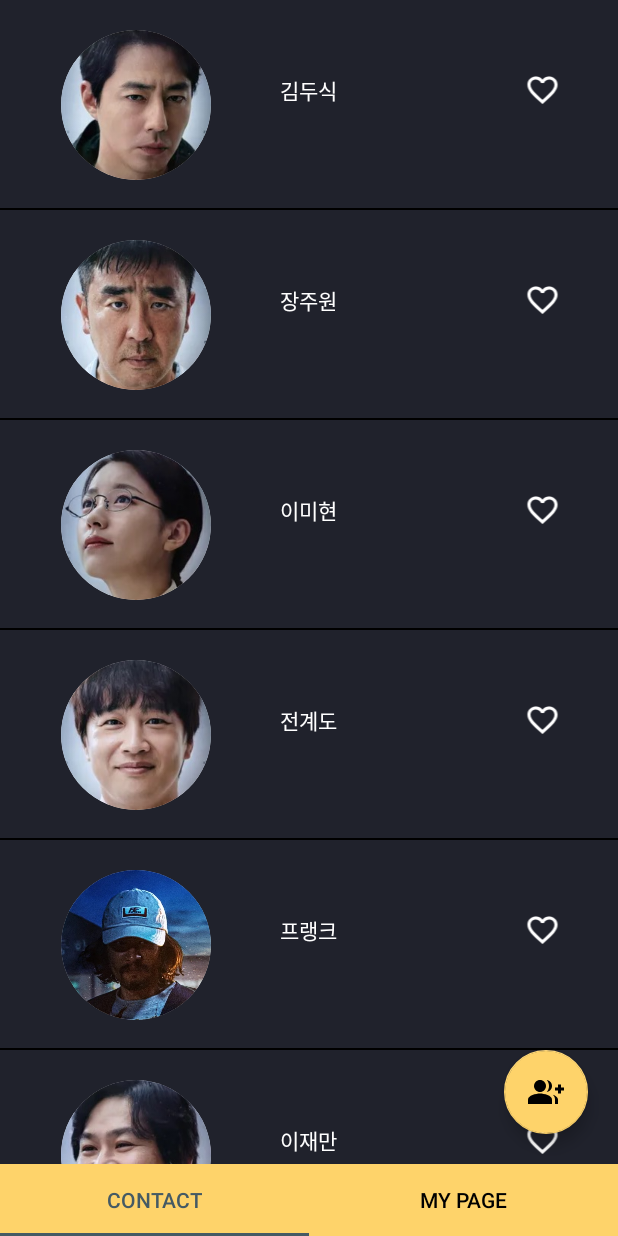
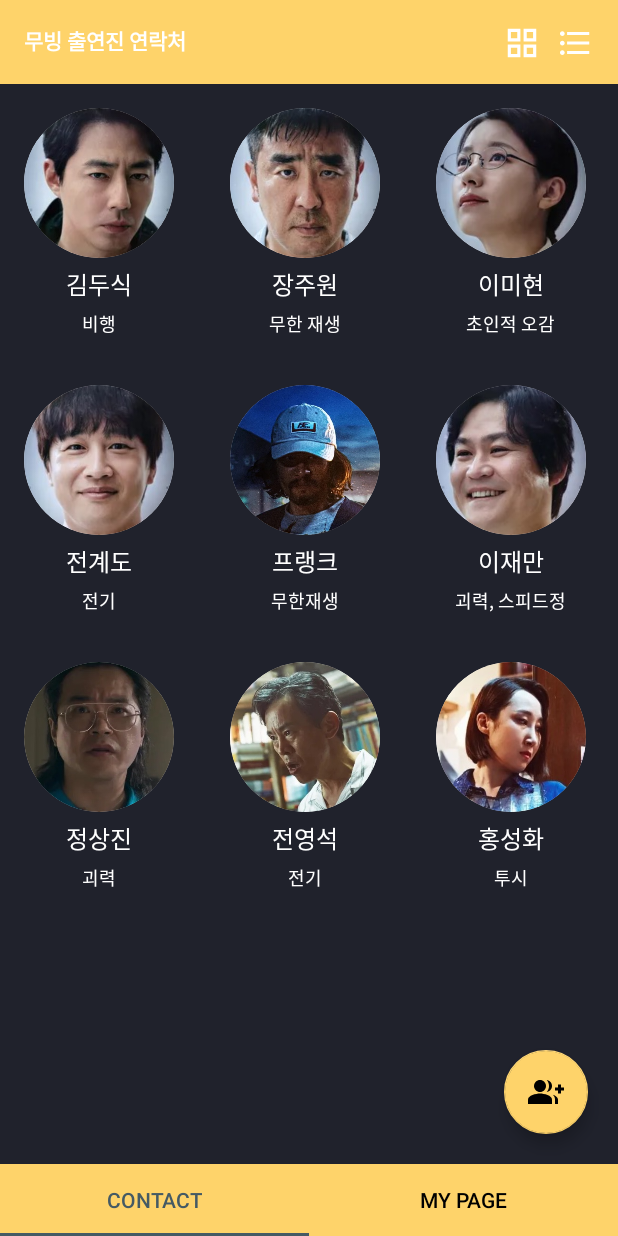
Before and after one commit to Team18Contact/ContactApp, an Android app: the ContactListFragment screen opened directly, with no data from a screen before it, after a tap on "FabBtn to add contact", on a phone screen of 412 x 824 dp. Run offline under Robolectric (Android 15) with nearby library versions, the phone set to English and light mode, and no system bars; 2 other taps on this screen came first.

Commit message:
[FEATURE] GridView / ListView Type 변경 기능 구현

```diff
--- /dev/null
+++ b/app/src/main/java/com/example/contactapp/contact/ContactGridViewAdapter.kt
@@ -0,0 +1,51 @@
+package com.example.contactapp.contact
+
+import android.view.LayoutInflater
+import android.view.View
+import android.view.ViewGroup
+import android.widget.AdapterView
+import android.widget.AdapterView.OnItemClickListener
+import android.widget.BaseAdapter
+import com.example.contactapp.databinding.ContactGridviewItemBinding
+
+class ContactGridViewAdapter(private val contactList: MutableList<ContactModel>): BaseAdapter() {
+    private lateinit var binding: ContactGridviewItemBinding
+
+    interface OnItemClickListener {
+        fun onItemClick(contact: ContactModel)
+    }
+
+    var onItemClickListener: OnItemClickListener? = null
+
+    override fun getCount(): Int = contactList.size
+
+    override fun getItem(position: Int): ContactModel  = contactList[position]
+
+    override fun getItemId(position: Int): Long = position.toLong()
+
+    override fun getView(position: Int, convertView: View?, parent: ViewGroup?): View {
+        val holder: ViewHolder
+        if (convertView == null) {
+            binding = ContactGridviewItemBinding.inflate(LayoutInflater.from(parent?.context), parent, false)
+            holder = ViewHolder(binding)
+            binding.root.tag = holder
+
+            binding.root.setOnClickListener {
+                onItemClickListener?.onItemClick(getItem(position))
+            }
+        } else {
+            holder = convertView.tag as ViewHolder
+        }
+
+        holder.bind(getItem(position))
+        return binding.root
+    }
+
+    private class ViewHolder(private val binding: ContactGridviewItemBinding) {
+        fun bind(contact: ContactModel) = with(binding) {
+            imgProfile.setImageResource(contact.profile)
+            txtName.text = contact.name
+            txtAbility.text = contact.ability
+        }
+    }
+}
--- a/app/src/main/java/com/example/contactapp/contact/ContactListFragment.kt
+++ b/app/src/main/java/com/example/contactapp/contact/ContactListFragment.kt
@@ -1,29 +1,29 @@
 package com.example.contactapp.contact
 
-import android.content.Intent
 import android.os.Bundle
 import androidx.fragment.app.Fragment
 import android.view.LayoutInflater
 import android.view.View
 import android.view.ViewGroup
 import androidx.core.os.bundleOf
-import androidx.recyclerview.widget.LinearLayoutManager
 import com.example.contactapp.R
-import com.example.contactapp.contact.Constants.ITEM_INDEX
 import com.example.contactapp.contact.Constants.ITEM_OBJECT
 import com.example.contactapp.contact.ContactModelDB.dataList
 import com.example.contactapp.databinding.FragmentContactListBinding
 import com.example.contactapp.detail.DetailFragment
-//import com.google.android.gms.common.internal.Constants
 
 class ContactListFragment : Fragment() {
 
     private var _binding: FragmentContactListBinding? = null
     private val binding get() = _binding!!
 
+    private val recyclerViewAdapter by lazy {
+        ContactRecyclerViewAdapter(dataList)
+    }
 
-    //더미데이터
-
+    private val gridViewAdapter by lazy {
+        ContactGridViewAdapter(dataList)
+    }
 
 //    val dataList: MutableList<ContactModel> = mutableListOf(
 //        ContactModel(R.drawable.img_kds, "김두식", "문산", "010-1111-1111", "kds@gmail.com", "비행"),
@@ -59,17 +59,24 @@ class ContactListFragment : Fragment() {
     }
 
     private fun initView() = with(binding) {
+        recyclerViewContact.adapter = recyclerViewAdapter
+        gridViewContact.adapter = gridViewAdapter
 
+        recyclerViewAdapter.itemClick = object : ContactRecyclerViewAdapter.ItemClick {
+            override fun onClick(view: View, position: Int) {
+                bundleToDetailFragment(dataList[position])
+            }
+        }
 
-        val adapter = ContactAdapter(dataList)
-
-        recyclerViewContact.adapter = adapter
-
-        adapter.itemClick = object : ContactAdapter.ItemClick {
-            override fun onClick(view: View, position: Int) {
-
+        gridViewAdapter.onItemClickListener = object: ContactGridViewAdapter.OnItemClickListener {
+            override fun onItemClick(contact: ContactModel) {
+                bundleToDetailFragment(contact)
+            }
+        }
+    }
+    fun bundleToDetailFragment(contact: ContactModel) {
         val detailFragment = DetailFragment()
-                val bundle = bundleOf(ITEM_OBJECT to dataList[position])
+        val bundle = bundleOf(ITEM_OBJECT to contact)
 
         detailFragment.arguments = bundle
 //                detailFragment.arguments = Bundle().apply {
@@ -80,9 +87,18 @@ class ContactListFragment : Fragment() {
             .addToBackStack(null)
             .commit()
     }
-        }
+
+    fun showGridView() = with(binding) {
+        gridViewContact.adapter = gridViewAdapter
+        recyclerViewContact.visibility = View.GONE
+        gridViewContact.visibility = View.VISIBLE
+        recyclerViewAdapter.notifyDataSetChanged()
     }
 
+    fun showRecyclerView() = with(binding) {
+        recyclerViewContact.visibility = View.VISIBLE
+        gridViewContact.visibility = View.GONE
+    }
 
     override fun onDestroyView() {
         super.onDestroyView()
--- a/app/src/main/java/com/example/contactapp/contact/ContactAdapter.kt
+++ b/app/src/main/java/com/example/contactapp/contact/ContactRecyclerViewAdapter.kt
@@ -4,12 +4,9 @@ import android.view.LayoutInflater
 import android.view.View
 import android.view.ViewGroup
 import androidx.recyclerview.widget.RecyclerView
-import com.example.contactapp.R
-import com.example.contactapp.databinding.ContactItemBinding
-import com.google.android.engage.common.datamodel.Image
+import com.example.contactapp.databinding.ContactRecyclerviewItemBinding
 
-
-class ContactAdapter (val models: MutableList<ContactModel>) : RecyclerView.Adapter<ContactAdapter.Holder>(){
+class ContactRecyclerViewAdapter (val models: MutableList<ContactModel>) : RecyclerView.Adapter<ContactRecyclerViewAdapter.Holder>(){
 
     interface ItemClick {
         fun onClick(view : View, position : Int)
@@ -19,44 +16,27 @@ class ContactAdapter (val models: MutableList<ContactModel>) : RecyclerView.Adap
 
 
     override fun onCreateViewHolder(parent: ViewGroup, viewType: Int): Holder {//
-        val binding = ContactItemBinding.inflate(LayoutInflater.from(parent.context), parent, false)
+        val binding = ContactRecyclerviewItemBinding.inflate(LayoutInflater.from(parent.context), parent, false)
         return Holder(binding) // holder return
 
     }
 
     override fun onBindViewHolder(holder: Holder, position: Int) {
-
         holder.itemView.setOnClickListener {
             itemClick?.onClick(it, position)
         }
 
-
-
-
-
-
         holder.profileImg.setBackgroundResource(models[position].profile)
         holder.name.text = models[position].name
-
-
-        //holder.like.setImageResource(R.drawable.ic_heart)
-
-
-
-
     }
-
 
     override fun getItemCount(): Int {
         return models.size
     }
 
-
-    inner class Holder(val binding: ContactItemBinding) : RecyclerView.ViewHolder(binding.root) { //
+    inner class Holder(val binding: ContactRecyclerviewItemBinding) : RecyclerView.ViewHolder(binding.root) { //
         val profileImg = binding.icItem
         val name = binding.tvItemName
         val like = binding.ivLike
-
     }
-
 }
--- a/app/src/main/java/com/example/contactapp/main/MainActivity.kt
+++ b/app/src/main/java/com/example/contactapp/main/MainActivity.kt
@@ -1,13 +1,11 @@
 package com.example.contactapp.main
 
-import android.content.Intent
 import androidx.appcompat.app.AppCompatActivity
 import android.os.Bundle
-import android.util.Log
-import androidx.core.os.bundleOf
-import com.example.contactapp.R
+import android.view.View
+import androidx.viewpager2.widget.ViewPager2
+import com.example.contactapp.contact.ContactListFragment
 import com.example.contactapp.databinding.ActivityMainBinding
-import com.example.contactapp.detail.DetailFragment
 import com.google.android.material.tabs.TabLayoutMediator
 
 class MainActivity : AppCompatActivity() {
@@ -20,37 +18,38 @@ class MainActivity : AppCompatActivity() {
         super.onCreate(savedInstanceState)
         binding = ActivityMainBinding.inflate(layoutInflater)
         setContentView(binding.root)
-
-
-
-
-
-
-
-
-
-
-
         initView()
-
-//
-
-
-
-
-
-
-
-
-
     }
 
     private fun initView() = with(binding) {
         viewPager2.adapter = viewPager2Adapter
+
+        viewPager2.registerOnPageChangeCallback(object: ViewPager2.OnPageChangeCallback() {
+            override fun onPageSelected(position: Int) {
+                super.onPageSelected(position)
+                if(viewPager2Adapter.getFragment(position) is ContactListFragment) {
+                    imgGridView.visibility = View.VISIBLE
+                    imgListView.visibility = View.VISIBLE
+                } else {
+                    imgGridView.visibility = View.INVISIBLE
+                    imgListView.visibility = View.INVISIBLE
+                }
+            }
+        })
+
         TabLayoutMediator(tabLayout, viewPager2) { tab, pos ->
             tab.setText(viewPager2Adapter.getTitle(pos))
         }.attach()
 
+        val contactListFragment = viewPager2Adapter.getFragment(0) as? ContactListFragment
+
+        imgGridView.setOnClickListener {
+            contactListFragment?.showGridView()
+        }
+
+        imgListView.setOnClickListener {
+            contactListFragment?.showRecyclerView()
+        }
 
         btnFab.setOnClickListener { //fab 클릭 리스너
             //add contact dialog
--- a/app/src/main/java/com/example/contactapp/main/MainViewPagerAdapter.kt
+++ b/app/src/main/java/com/example/contactapp/main/MainViewPagerAdapter.kt
@@ -15,6 +15,10 @@ class MainViewPagerAdapter(fragmentActivity: FragmentActivity): FragmentStateAda
         fragments.add(MainTabs(DetailFragment(), R.string.main_tab_title_mypage))
     }
 
+    fun getFragment(position: Int): Fragment {
+        return fragments[position].fragment
+    }
+
     fun getTitle(position: Int): Int {
         return fragments[position].title
     }
--- /dev/null
+++ b/app/src/main/res/drawable/ic_grid_view.xml
@@ -0,0 +1,6 @@
+<vector android:height="24dp" android:tint="#FFFFFF"
+    android:viewportHeight="24" android:viewportWidth="24"
+    android:width="24dp" xmlns:android="http://schemas.android.com/apk/res/android">
+    <path android:fillColor="@android:color/white"
+        android:fillType="evenOdd" android:pathData="M3,3v8h8L11,3L3,3zM9,9L5,9L5,5h4v4zM3,13v8h8v-8L3,13zM9,19L5,19v-4h4v4zM13,3v8h8L21,3h-8zM19,9h-4L15,5h4v4zM13,13v8h8v-8h-8zM19,19h-4v-4h4v4z"/>
+</vector>
--- /dev/null
+++ b/app/src/main/res/drawable/ic_list_view.xml
@@ -0,0 +1,5 @@
+<vector android:autoMirrored="true" android:height="24dp"
+    android:tint="#FFFFFF" android:viewportHeight="24"
+    android:viewportWidth="24" android:width="24dp" xmlns:android="http://schemas.android.com/apk/res/android">
+    <path android:fillColor="@android:color/white" android:pathData="M4,10.5c-0.83,0 -1.5,0.67 -1.5,1.5s0.67,1.5 1.5,1.5 1.5,-0.67 1.5,-1.5 -0.67,-1.5 -1.5,-1.5zM4,4.5c-0.83,0 -1.5,0.67 -1.5,1.5S3.17,7.5 4,7.5 5.5,6.83 5.5,6 4.83,4.5 4,4.5zM4,16.5c-0.83,0 -1.5,0.68 -1.5,1.5s0.68,1.5 1.5,1.5 1.5,-0.68 1.5,-1.5 -0.67,-1.5 -1.5,-1.5zM7,19h14v-2L7,17v2zM7,13h14v-2L7,11v2zM7,5v2h14L21,5L7,5z"/>
+</vector>
--- a/app/src/main/res/layout/activity_main.xml
+++ b/app/src/main/res/layout/activity_main.xml
@@ -8,6 +8,41 @@
     android:background="@color/contact_black"
     tools:context=".main.MainActivity">
 
+    <androidx.appcompat.widget.Toolbar
+        android:id="@+id/toolBar"
+        android:layout_width="match_parent"
+        android:layout_height="?attr/actionBarSize"
+        android:background="@color/contact_yellow"
+        android:padding="16dp"
+        app:layout_constraintBottom_toTopOf="@id/viewPager2"
+        app:layout_constraintEnd_toEndOf="parent"
+        app:layout_constraintStart_toStartOf="parent"
+        app:layout_constraintTop_toTopOf="parent">
+
+        <TextView
+            android:layout_width="wrap_content"
+            android:layout_height="match_parent"
+            android:text="@string/main_toolbar_title"
+            android:textColor="@color/white"
+            android:textStyle="bold" />
+
+        <ImageView
+            android:id="@+id/img_listView"
+            android:layout_width="25dp"
+            android:layout_height="25dp"
+            android:layout_gravity="end"
+            android:layout_marginEnd="16dp"
+            android:src="@drawable/ic_list_view" />
+
+        <ImageView
+            android:id="@+id/img_gridView"
+            android:layout_width="25dp"
+            android:layout_height="25dp"
+            android:layout_gravity="end"
+            android:layout_marginEnd="10dp"
+            android:src="@drawable/ic_grid_view" />
+    </androidx.appcompat.widget.Toolbar>
+
     <androidx.viewpager2.widget.ViewPager2
         android:id="@+id/viewPager2"
         android:layout_width="match_parent"
@@ -15,7 +50,7 @@
         app:layout_constraintBottom_toTopOf="@id/tabLayout"
         app:layout_constraintEnd_toEndOf="parent"
         app:layout_constraintStart_toStartOf="parent"
-        app:layout_constraintTop_toTopOf="parent" />
+        app:layout_constraintTop_toBottomOf="@id/toolBar" />
 
     <com.google.android.material.tabs.TabLayout
         android:id="@+id/tabLayout"
--- /dev/null
+++ b/app/src/main/res/layout/contact_gridview_item.xml
@@ -0,0 +1,41 @@
+<?xml version="1.0" encoding="utf-8"?>
+<LinearLayout xmlns:android="http://schemas.android.com/apk/res/android"
+    xmlns:apps="http://schemas.android.com/apk/res-auto"
+    android:layout_width="wrap_content"
+    android:layout_height="wrap_content"
+    android:orientation="vertical"
+    android:padding="16dp">
+
+    <androidx.cardview.widget.CardView
+        android:id="@+id/CardView"
+        android:layout_width="wrap_content"
+        android:layout_height="wrap_content"
+        apps:cardCornerRadius="100dp"
+        apps:cardElevation="0dp">
+
+        <ImageView
+            android:id="@+id/img_profile"
+            android:layout_width="100dp"
+            android:layout_height="100dp"
+            android:adjustViewBounds="true"
+            android:scaleType="centerCrop" />
+    </androidx.cardview.widget.CardView>
+
+    <TextView
+        android:id="@+id/txt_name"
+        android:layout_width="wrap_content"
+        android:layout_height="wrap_content"
+        android:layout_gravity="center"
+        android:layout_marginTop="5dp"
+        android:textColor="@color/white"
+        android:textSize="16sp" />
+
+    <TextView
+        android:id="@+id/txt_ability"
+        android:layout_width="wrap_content"
+        android:layout_height="wrap_content"
+        android:layout_gravity="center"
+        android:layout_marginTop="5dp"
+        android:textColor="@color/white"
+        android:textSize="12sp" />
+</LinearLayout>
--- a/app/src/main/res/layout/contact_item.xml
+++ b/app/src/main/res/layout/contact_recyclerview_item.xml
@@ -1,11 +1,9 @@
 <?xml version="1.0" encoding="utf-8"?>
-<androidx.constraintlayout.widget.ConstraintLayout
-    xmlns:android="http://schemas.android.com/apk/res/android"
+<androidx.constraintlayout.widget.ConstraintLayout xmlns:android="http://schemas.android.com/apk/res/android"
     xmlns:apps="http://schemas.android.com/apk/res-auto"
     xmlns:tools="http://schemas.android.com/tools"
     android:layout_width="match_parent"
-    android:layout_height="140dp"
-    >
+    android:layout_height="140dp">
 
     <androidx.cardview.widget.CardView
         android:id="@+id/CardView"
@@ -15,10 +13,9 @@
         apps:cardCornerRadius="100dp"
         apps:cardElevation="0dp"
         apps:layout_constraintBottom_toBottomOf="parent"
+        apps:layout_constraintEnd_toStartOf="@+id/cl_Item"
         apps:layout_constraintStart_toStartOf="parent"
-        apps:layout_constraintTop_toTopOf="parent"
-        apps:layout_constraintEnd_toStartOf="@+id/cl_Item"
-        >
+        apps:layout_constraintTop_toTopOf="parent">
         <!-- apps:cardCornerRadius="30dp" image뷰에서 안하고 cardview로 가능-->
 
         <ImageView
@@ -27,8 +24,7 @@
             android:layout_height="100dp"
             android:layout_gravity="center_vertical"
             android:adjustViewBounds="true"
-            android:scaleType="centerCrop"
-            />
+            android:scaleType="centerCrop" />
 
     </androidx.cardview.widget.CardView>
 
@@ -36,11 +32,10 @@
         android:id="@+id/cl_Item"
         android:layout_width="210dp"
         android:layout_height="40dp"
+        apps:layout_constraintBottom_toBottomOf="@+id/CardView"
+        apps:layout_constraintEnd_toEndOf="parent"
         apps:layout_constraintStart_toEndOf="@+id/CardView"
-        apps:layout_constraintTop_toTopOf="parent"
-        apps:layout_constraintEnd_toEndOf="parent"
-        apps:layout_constraintBottom_toBottomOf="@+id/CardView"
-        >
+        apps:layout_constraintTop_toTopOf="parent">
 
         <TextView
             android:id="@+id/tv_ItemName"
@@ -51,11 +46,10 @@
             android:text=""
             android:textColor="@color/white"
             android:textSize="14sp"
-            apps:layout_constraintStart_toStartOf="parent"
-            apps:layout_constraintTop_toTopOf="parent"
             apps:layout_constraintBottom_toBottomOf="parent"
             apps:layout_constraintEnd_toEndOf="parent"
-            />
+            apps:layout_constraintStart_toStartOf="parent"
+            apps:layout_constraintTop_toTopOf="parent" />
 
     </androidx.constraintlayout.widget.ConstraintLayout>
 
@@ -63,12 +57,12 @@
         android:id="@+id/iv_like"
         android:layout_width="30dp"
         android:layout_height="24dp"
+        android:layout_marginEnd="70dp"
         android:src="@drawable/ic_empty_heart"
-        android:layout_marginEnd="70dp"
+        apps:layout_constraintBottom_toBottomOf="@+id/cl_Item"
+        apps:layout_constraintEnd_toEndOf="parent"
         apps:layout_constraintStart_toEndOf="@+id/cl_Item"
-        apps:layout_constraintEnd_toEndOf="parent"
         apps:layout_constraintTop_toTopOf="@+id/cl_Item"
-        apps:layout_constraintBottom_toBottomOf="@+id/cl_Item"
         tools:ignore="MissingConstraints" />
 
     <View
@@ -77,8 +71,7 @@
         android:background="@color/black"
         apps:layout_constraintBottom_toBottomOf="parent"
         apps:layout_constraintEnd_toEndOf="parent"
-        apps:layout_constraintStart_toEndOf="parent"
-        />
+        apps:layout_constraintStart_toEndOf="parent" />
 
 
 </androidx.constraintlayout.widget.ConstraintLayout>
--- a/app/src/main/res/layout/fragment_contact_list.xml
+++ b/app/src/main/res/layout/fragment_contact_list.xml
@@ -6,18 +6,26 @@
     android:layout_height="match_parent"
     tools:context=".contact.ContactListFragment">
 
-
     <androidx.recyclerview.widget.RecyclerView
         android:id="@+id/recyclerView_contact"
         android:layout_width="match_parent"
         android:layout_height="0dp"
+        app:layoutManager="androidx.recyclerview.widget.LinearLayoutManager"
         app:layout_constraintBottom_toBottomOf="parent"
         app:layout_constraintEnd_toEndOf="parent"
         app:layout_constraintStart_toStartOf="parent"
         app:layout_constraintTop_toTopOf="parent"
-        app:layoutManager="androidx.recyclerview.widget.LinearLayoutManager"
-        tools:listitem="@layout/contact_item" />
+        tools:listitem="@layout/contact_recyclerview_item" />
 
-
+    <GridView
+        android:id="@+id/gridView_contact"
+        android:layout_width="match_parent"
+        android:layout_height="0dp"
+        android:numColumns="3"
+        android:visibility="gone"
+        app:layout_constraintBottom_toBottomOf="parent"
+        app:layout_constraintEnd_toEndOf="parent"
+        app:layout_constraintStart_toStartOf="parent"
+        app:layout_constraintTop_toTopOf="parent" />
 
 </androidx.constraintlayout.widget.ConstraintLayout>
--- a/app/src/main/res/values/strings.xml
+++ b/app/src/main/res/values/strings.xml
@@ -4,6 +4,7 @@
     <string name="main_fab_btn_description">FabBtn to add contact</string>
     <string name="main_tab_title_contact">CONTACT</string>
     <string name="main_tab_title_mypage">MY PAGE</string>
+    <string name="main_toolbar_title">무빙 출연진 연락처</string>
 
     <string name="mypage_todo_edittext_hint">할일 추가하기</string>
     <string name="mypage_todo_textview_title">할일 목록</string>
@@ -62,5 +63,4 @@
     <string name="inputPosition">직책을 입력하세요.</string>
     <string name="phoneNumber">전화번호</string>
     <string name="inputPhoneNumber">전화번호를 입력하세요.</string>
-
 </resources>
```
Lines whose indentation alone changed are shown as unchanged.
